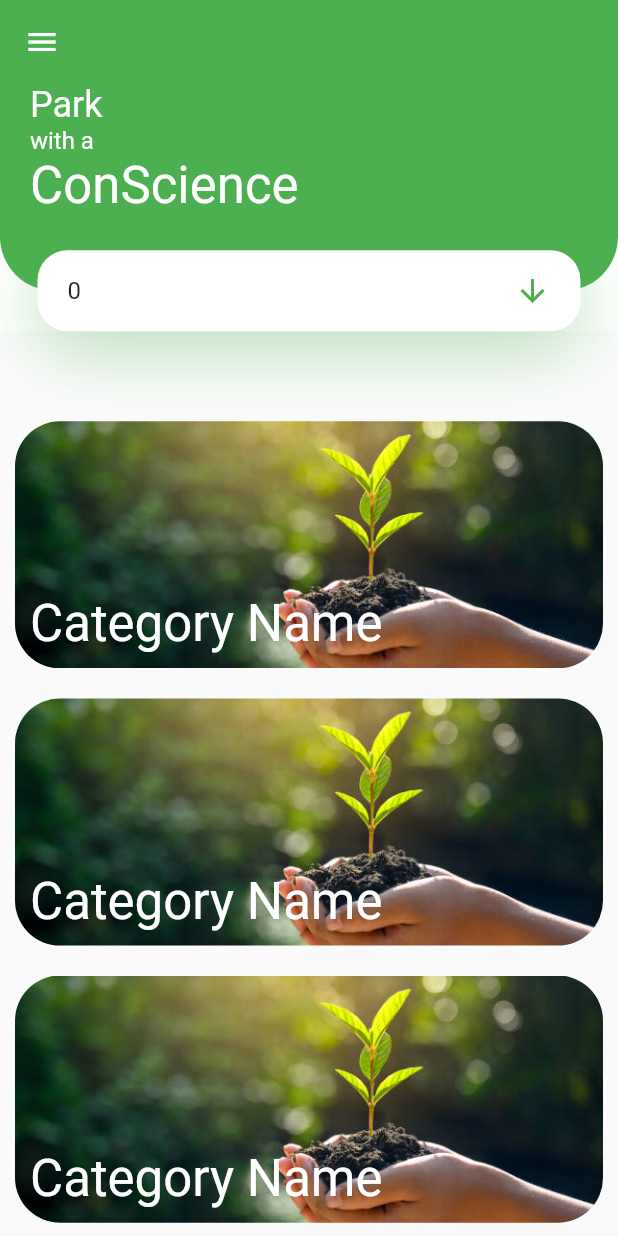
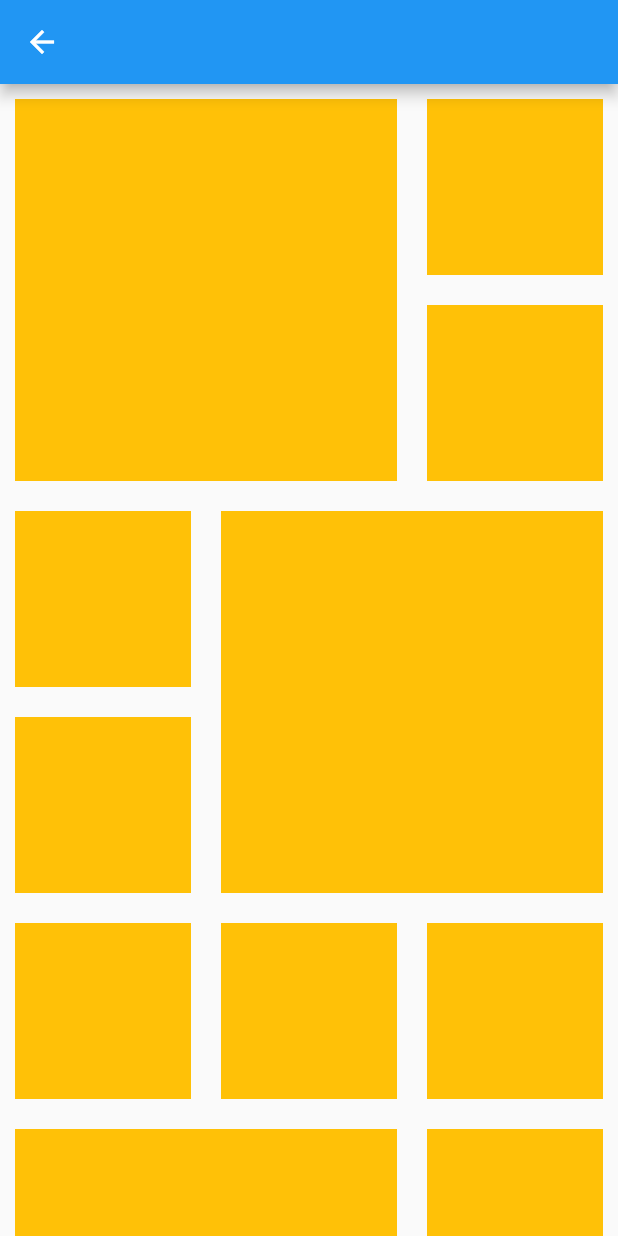
Before and after one commit to NICKurukshetra/park-with-a-conscience, a Flutter app: the screen it shows after launch, on a phone screen of 412 x 824 dp. Run offline on Flutter 3.47's test engine with Material 2 defaults, Android fonts, the phone set to English and light mode, and no system bars.

Commit message:
added free nursery screen

```diff
--- a/lib/main.dart
+++ b/lib/main.dart
@@ -1,4 +1,5 @@
 import 'package:flutter/material.dart';
+import 'package:park_with_conscience/screens/freeNurseryScreen.dart';
 import 'screens/homeScreen.dart';
 
 
@@ -14,12 +15,12 @@ class pwcApp extends StatelessWidget {
   Widget build(BuildContext context) {
     return MaterialApp(
       home: HomeScreen(),
-      // initialRoute: "/plantScreen",
-      // routes: {
-      //   // "/" : (context) => HomeScreen(),
-      //   "/homeScreen" :(context) => HomeScreen(),
-      //   "/plantScreen":(context) => PlantScreen()
-      // },
+      initialRoute: "/nurseryScreen",
+      routes: {
+        // "/" : (context) => HomeScreen(),
+        "/homeScreen" :(context) => HomeScreen(),
+        "/nurseryScreen" :((context) => NurseryScreen())
+      },
     );
   }
 }
--- /dev/null
+++ b/lib/screens/freeNurseryScreen.dart
@@ -0,0 +1,47 @@
+import 'package:flutter/material.dart';
+import 'package:flutter_staggered_grid_view/flutter_staggered_grid_view.dart';
+
+class NurseryScreen extends StatelessWidget {
+  const NurseryScreen({Key? key}) : super(key: key);
+
+  @override
+  Widget build(BuildContext context) {
+    Size size = MediaQuery.of(context).size;
+    return Scaffold(
+      appBar: AppBar(),
+      body: StaggeredGridView.countBuilder(
+        crossAxisCount: 3,
+        itemCount: 20,
+        itemBuilder: ((context, index) {
+          return Container(color: Colors.amber, height: size.height*0.2, margin: EdgeInsets.all(10),);
+        }),
+        staggeredTileBuilder: (index) => StaggeredTile.count(
+           (index % 4 == 0) ? 2 : 1, (index % 4 == 0) ? 2 : 1
+        ),
+
+      ),
+    );
+  }
+}
+
+
+
+
+
+/*
+ ListWheelScrollView(
+        itemExtent: 250,
+        physics: FixedExtentScrollPhysics(),
+        perspective: 0.001,
+        children: [
+          Container(color: Colors.amber,height: size.height*0.2,margin: EdgeInsets.only(bottom: 10),),
+          Container(color: Colors.amber,height: size.height*0.2,margin: EdgeInsets.only(bottom: 10),),
+          Container(color: Colors.amber,height: size.height*0.2,margin: EdgeInsets.only(bottom: 10),),
+          Container(color: Colors.amber,height: size.height*0.2,margin: EdgeInsets.only(bottom: 10),),
+          Container(color: Colors.amber,height: size.height*0.2,margin: EdgeInsets.only(bottom: 10),),
+          Container(color: Colors.amber,height: size.height*0.2,margin: EdgeInsets.only(bottom: 10),),
+          Container(color: Colors.amber,height: size.height*0.2,margin: EdgeInsets.only(bottom: 10),),
+          Container(color: Colors.amber,height: size.height*0.2,margin: EdgeInsets.only(bottom: 10),),
+          Container(color: Colors.amber,height: size.height*0.2,margin: EdgeInsets.only(bottom: 10),),
+        ]),
+*/
--- a/pubspec.yaml
+++ b/pubspec.yaml
@@ -34,6 +34,7 @@ dependencies:
   # The following adds the Cupertino Icons font to your application.
   # Use with the CupertinoIcons class for iOS style icons.
   cupertino_icons: ^1.0.2
+  flutter_staggered_grid_view: ^0.4.0
 
 dev_dependencies:
   flutter_test:
```
Also changed, not shown: pubspec.lock.
